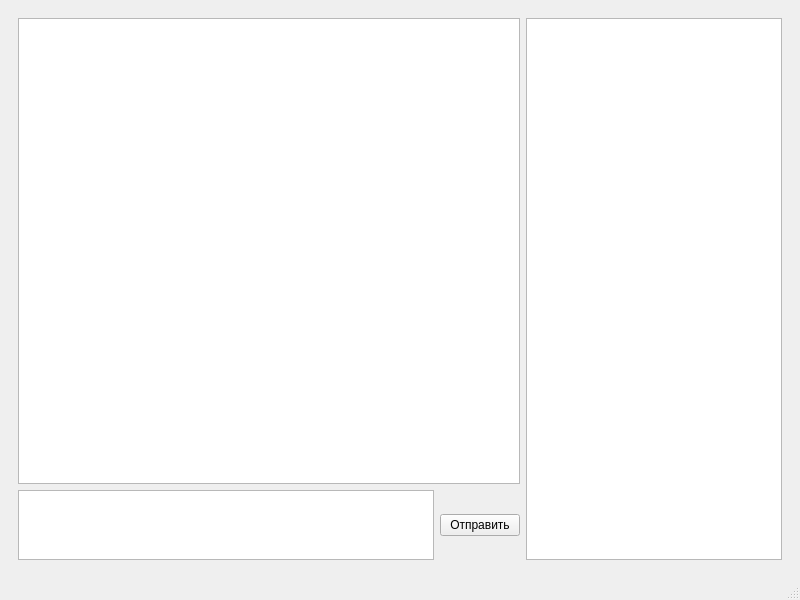
DPOH357/sim, file simchat/mainwindow.ui: the form before one commit.
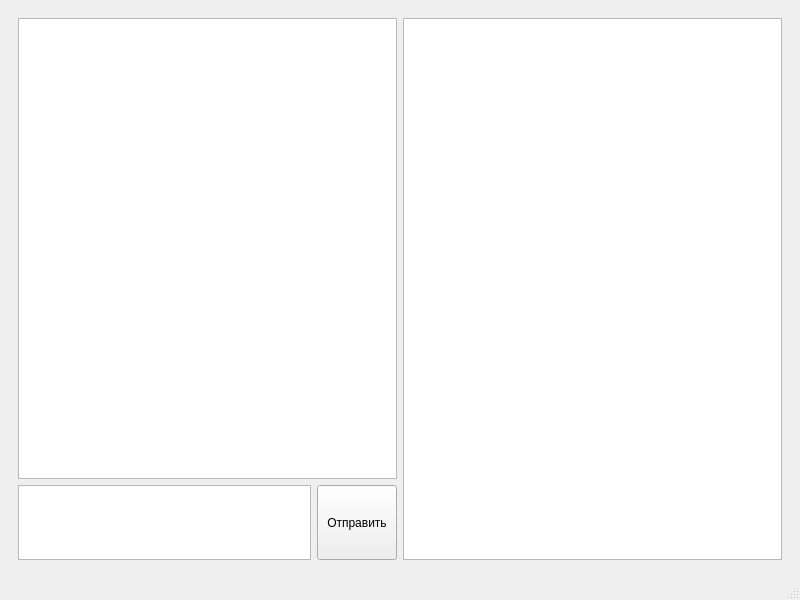
The form after the commit.

Patch:
```diff
--- a/simchat/mainwindow.ui
+++ b/simchat/mainwindow.ui
@@ -120,11 +120,15 @@
        </layout>
       </widget>
       <widget class="QWidget" name="page_Dialog">
-       <layout class="QHBoxLayout" name="horizontalLayout_3" stretch="1,0">
+       <layout class="QHBoxLayout" name="horizontalLayout_3" stretch="0,0">
         <item>
-         <layout class="QVBoxLayout" name="verticalLayout" stretch="1,0">
+         <layout class="QVBoxLayout" name="verticalLayout" stretch="0,0">
           <item>
-           <widget class="QListView" name="listViewDialog"/>
+           <widget class="QTextEdit" name="textEditDialog">
+            <property name="readOnly">
+             <bool>true</bool>
+            </property>
+           </widget>
           </item>
           <item>
            <layout class="QHBoxLayout" name="horizontalLayout">
@@ -136,6 +140,13 @@
                 <verstretch>0</verstretch>
                </sizepolicy>
               </property>
+              <property name="html">
+               <string notr="true">&lt;!DOCTYPE HTML PUBLIC &quot;-//W3C//DTD HTML 4.0//EN&quot; &quot;http://www.w3.org/TR/REC-html40/strict.dtd&quot;&gt;
+&lt;html&gt;&lt;head&gt;&lt;meta name=&quot;qrichtext&quot; content=&quot;1&quot; /&gt;&lt;style type=&quot;text/css&quot;&gt;
+p, li { white-space: pre-wrap; }
+&lt;/style&gt;&lt;/head&gt;&lt;body style=&quot; font-family:'MS Shell Dlg 2'; font-size:8.25pt; font-weight:400; font-style:normal;&quot;&gt;
+&lt;p style=&quot;-qt-paragraph-type:empty; margin-top:0px; margin-bottom:0px; margin-left:0px; margin-right:0px; -qt-block-indent:0; text-indent:0px;&quot;&gt;&lt;br /&gt;&lt;/p&gt;&lt;/body&gt;&lt;/html&gt;</string>
+              </property>
              </widget>
             </item>
             <item>
@@ -146,6 +157,12 @@
                 <verstretch>0</verstretch>
                </sizepolicy>
               </property>
+              <property name="minimumSize">
+               <size>
+                <width>0</width>
+                <height>75</height>
+               </size>
+              </property>
               <property name="text">
                <string>Отправить</string>
               </property>
```
Left out of the diff: 2 changed lines with no effect on the pictures.
